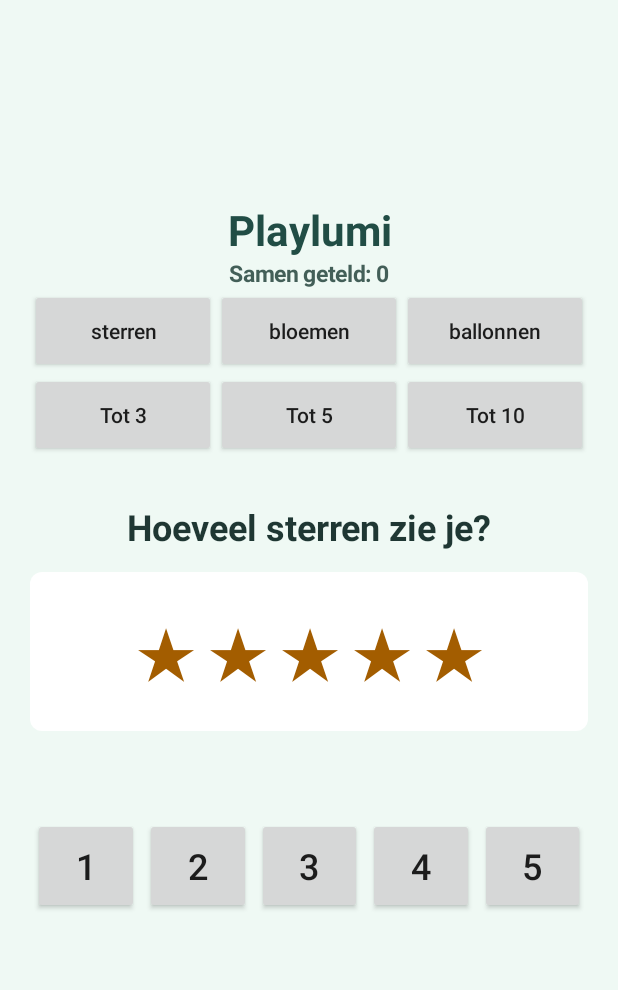
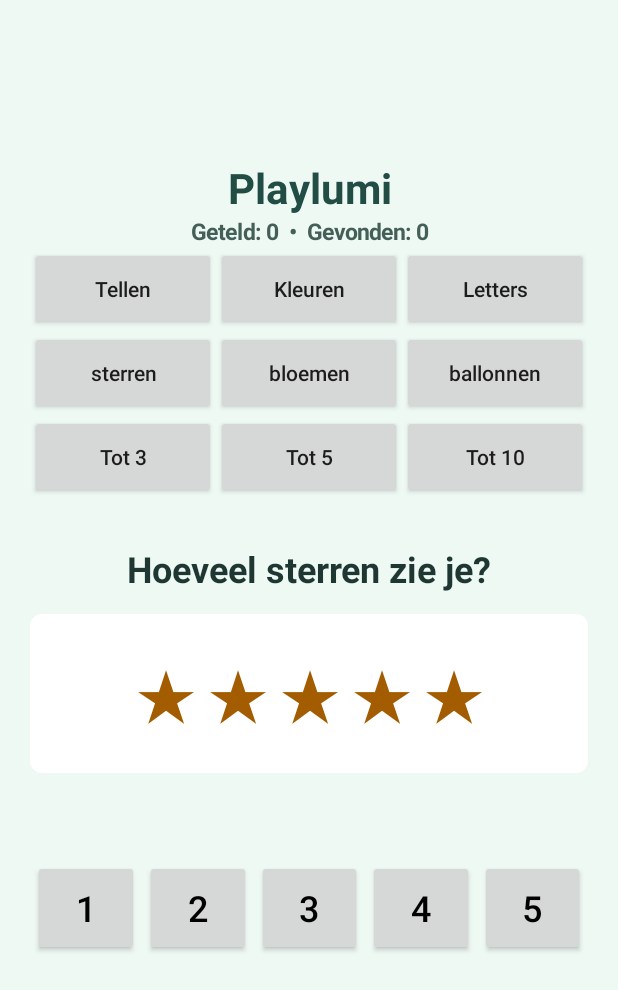
Before and after one commit to ashot978/Playlumi, an Android app: the screen it shows after launch (MainActivity), on a phone screen of 412 x 824 dp. Shown: the top 990 px of the screen. Run offline under Robolectric (Android 15) with nearby library versions, the phone set to English and light mode, and no system bars.

Commit message:
Add color and letter matching games

```diff
--- a/app/build.gradle
+++ b/app/build.gradle
@@ -7,8 +7,8 @@ android {
         applicationId 'nl.playlumi.app'
         minSdk 23
         targetSdk 35
-        versionCode 1
-        versionName '0.1.0'
+        versionCode 2
+        versionName '0.2.0'
     }
     compileOptions {
         sourceCompatibility JavaVersion.VERSION_17
--- a/app/src/main/java/nl/playlumi/app/MainActivity.java
+++ b/app/src/main/java/nl/playlumi/app/MainActivity.java
@@ -16,24 +16,39 @@ import java.util.Random;
 
 public class MainActivity extends Activity {
     private CountingGame game;
+    private MatchingGame colors, letters;
     private LinearLayout root;
+    private LinearLayout worlds, levels;
     private GridLayout choices;
     private TextView prompt, stars, feedback, progress;
     private Button next;
     private int completed;
     private String message = "";
     private int world;
+    private int mode;
+    private int matched;
     private static final String[] NAMES = {"sterren", "bloemen", "ballonnen"};
     private static final String[] SYMBOLS = {"★", "✿", "🎈"};
+    private static final String[] COLOR_NAMES = {"rood", "blauw", "groen", "geel"};
+    private static final String[] SHAPES = {"●", "■", "▲", "◆"};
+    private static final int[] COLOR_VALUES = {0xffb52727, 0xff1762a5, 0xff26773d, 0xff936800};
+    private static final String[] UPPER = {"A", "B", "M", "S", "O"};
+    private static final String[] LOWER = {"a", "b", "m", "s", "o"};
 
     @Override public void onCreate(Bundle state) {
         super.onCreate(state);
         game = new CountingGame(new Random());
+        colors = new MatchingGame(new Random(), COLOR_NAMES.length);
+        letters = new MatchingGame(new Random(), UPPER.length);
         game.setMaximum(getPreferences(MODE_PRIVATE).getInt("maximum", 5));
         world = getPreferences(MODE_PRIVATE).getInt("world", 0);
         completed = getPreferences(MODE_PRIVATE).getInt("completed", 0);
+        matched = getPreferences(MODE_PRIVATE).getInt("matched", 0);
         if (state != null) {
             game.restore(state.getInt("answer"), state.getBoolean("solved"));
+            colors.restore(state.getInt("color"), state.getBoolean("colorSolved"));
+            letters.restore(state.getInt("letter"), state.getBoolean("letterSolved"));
+            mode = state.getInt("mode");
             message = state.getString("message", "");
         }
         buildScreen();
@@ -43,6 +58,9 @@ public class MainActivity extends Activity {
     @Override protected void onSaveInstanceState(Bundle state) {
         state.putInt("answer", game.answer());
         state.putBoolean("solved", game.isSolved());
+        state.putInt("color", colors.answer()); state.putBoolean("colorSolved", colors.isSolved());
+        state.putInt("letter", letters.answer()); state.putBoolean("letterSolved", letters.isSolved());
+        state.putInt("mode", mode);
         state.putString("message", message);
         super.onSaveInstanceState(state);
     }
@@ -65,14 +83,22 @@ public class MainActivity extends Activity {
         scroll.addView(root); setContentView(scroll);
         TextView title = text("Playlumi", 28, Color.rgb(33, 77, 69)); root.addView(title);
         progress = text("", 15, Color.rgb(67, 95, 88)); root.addView(progress);
-        LinearLayout worlds = new LinearLayout(this); worlds.setGravity(Gravity.CENTER); root.addView(worlds);
+        LinearLayout games = new LinearLayout(this); games.setGravity(Gravity.CENTER); root.addView(games);
+        String[] gameNames = {"Tellen", "Kleuren", "Letters"};
+        for (int i = 0; i < gameNames.length; i++) {
+            final int selected = i;
+            Button b = new Button(this); b.setText(gameNames[i]); b.setAllCaps(false);
+            games.addView(b, new LinearLayout.LayoutParams(0, dp(56), 1));
+            b.setOnClickListener(v -> { mode = selected; message = ""; render(); });
+        }
+        worlds = new LinearLayout(this); worlds.setGravity(Gravity.CENTER); root.addView(worlds);
         for (int i = 0; i < NAMES.length; i++) {
             final int selected = i;
             Button b = new Button(this); b.setText(NAMES[i]); b.setAllCaps(false);
             worlds.addView(b, new LinearLayout.LayoutParams(0, dp(56), 1));
             b.setOnClickListener(v -> { world = selected; getPreferences(MODE_PRIVATE).edit().putInt("world", world).apply(); game.nextRound(); message = ""; render(); });
         }
-        LinearLayout levels = new LinearLayout(this); levels.setGravity(Gravity.CENTER); root.addView(levels);
+        levels = new LinearLayout(this); levels.setGravity(Gravity.CENTER); root.addView(levels);
         for (int limit : new int[]{3, 5, 10}) {
             Button b = new Button(this); b.setText("Tot " + limit); b.setAllCaps(false);
             levels.addView(b, new LinearLayout.LayoutParams(0, dp(56), 1));
@@ -92,25 +118,48 @@ public class MainActivity extends Activity {
         }
         next = new Button(this); next.setText("Nog een keer"); next.setTextSize(20); next.setAllCaps(false);
         LinearLayout.LayoutParams np = new LinearLayout.LayoutParams(-1, dp(64)); np.setMargins(0, dp(16), 0, 0); root.addView(next, np);
-        next.setOnClickListener(v -> { game.nextRound(); message = ""; render(); });
+        next.setOnClickListener(v -> { if (mode == 0) game.nextRound(); else if (mode == 1) colors.nextRound(); else letters.nextRound(); message = ""; render(); });
     }
     private void choose(int number) {
-        if (game.isSolved()) return;
-        if (game.choose(number)) {
-            completed++;
-            getPreferences(MODE_PRIVATE).edit().putInt("completed", completed).apply();
-            message = "✓ Goed geteld!";
+        boolean solved = mode == 0 ? game.isSolved() : mode == 1 ? colors.isSolved() : letters.isSolved();
+        if (solved) return;
+        boolean correct = mode == 0 ? game.choose(number) : mode == 1 ? colors.choose(number - 1) : letters.choose(number - 1);
+        if (correct) {
+            if (mode == 0) { completed++; getPreferences(MODE_PRIVATE).edit().putInt("completed", completed).apply(); }
+            else { matched++; getPreferences(MODE_PRIVATE).edit().putInt("matched", matched).apply(); }
+            message = "✓ Goed gedaan!";
         } else message = "Probeer het nog eens.";
         render(); feedback.announceForAccessibility(message);
     }
     private void render() {
-        StringBuilder display = new StringBuilder();
-        for (int i = 0; i < game.answer(); i++) { if (i > 0) display.append(i % 5 == 0 ? '\n' : ' '); display.append(SYMBOLS[world]); }
-        prompt.setText("Hoeveel " + NAMES[world] + " zie je?");
-        stars.setText(display.toString()); stars.setContentDescription(game.answer() + " " + NAMES[world]);
-        progress.setText("Samen geteld: " + completed);
+        worlds.setVisibility(mode == 0 ? View.VISIBLE : View.GONE);
+        levels.setVisibility(mode == 0 ? View.VISIBLE : View.GONE);
+        int count = mode == 0 ? game.maximum() : mode == 1 ? COLOR_NAMES.length : LOWER.length;
+        boolean solved = mode == 0 ? game.isSolved() : mode == 1 ? colors.isSolved() : letters.isSolved();
+        stars.setTextColor(mode == 1 ? COLOR_VALUES[colors.answer()] : Color.rgb(163, 93, 0));
+        if (mode == 0) {
+            StringBuilder display = new StringBuilder();
+            for (int i = 0; i < game.answer(); i++) { if (i > 0) display.append(i % 5 == 0 ? '\n' : ' '); display.append(SYMBOLS[world]); }
+            prompt.setText("Hoeveel " + NAMES[world] + " zie je?");
+            stars.setText(display.toString()); stars.setContentDescription(game.answer() + " " + NAMES[world]);
+        } else if (mode == 1) {
+            prompt.setText("Zoek dezelfde kleur en vorm");
+            stars.setText(SHAPES[colors.answer()]); stars.setContentDescription(COLOR_NAMES[colors.answer()] + " " + SHAPES[colors.answer()]);
+        } else {
+            prompt.setText("Zoek de kleine letter");
+            stars.setText(UPPER[letters.answer()]); stars.setContentDescription("Hoofdletter " + UPPER[letters.answer()]);
+        }
+        progress.setText("Geteld: " + completed + "  •  Gevonden: " + matched);
         feedback.setText(message);
-        for (int i = 0; i < choices.getChildCount(); i++) { choices.getChildAt(i).setVisibility(i < game.maximum() ? View.VISIBLE : View.GONE); choices.getChildAt(i).setEnabled(!game.isSolved()); }
-        next.setVisibility(game.isSolved() ? View.VISIBLE : View.INVISIBLE);
+        for (int i = 0; i < choices.getChildCount(); i++) {
+            Button b = (Button) choices.getChildAt(i);
+            b.setVisibility(i < count ? View.VISIBLE : View.GONE); b.setEnabled(!solved);
+            if (i < count) {
+                String label = mode == 0 ? String.valueOf(i + 1) : mode == 1 ? SHAPES[i] : LOWER[i];
+                b.setText(label); b.setTextColor(mode == 1 ? COLOR_VALUES[i] : Color.BLACK);
+                b.setContentDescription(mode == 1 ? COLOR_NAMES[i] + " " + SHAPES[i] : "Antwoord " + label);
+            }
+        }
+        next.setVisibility(solved ? View.VISIBLE : View.INVISIBLE);
     }
 }
--- /dev/null
+++ b/app/src/main/java/nl/playlumi/app/MatchingGame.java
@@ -0,0 +1,36 @@
+package nl.playlumi.app;
+
+import java.util.Random;
+
+public final class MatchingGame {
+    private final Random random;
+    private final int size;
+    private int answer = -1;
+    private boolean solved;
+
+    public MatchingGame(Random random, int size) {
+        if (size < 2) throw new IllegalArgumentException("size");
+        this.random = random;
+        this.size = size;
+        nextRound();
+    }
+    public int answer() { return answer; }
+    public boolean isSolved() { return solved; }
+    public boolean choose(int choice) {
+        if (solved || choice != answer) return false;
+        solved = true;
+        return true;
+    }
+    public void nextRound() {
+        int next = random.nextInt(size - 1);
+        if (answer >= 0 && next >= answer) next++;
+        else if (answer < 0) next = random.nextInt(size);
+        answer = next;
+        solved = false;
+    }
+    public void restore(int answer, boolean solved) {
+        if (answer < 0 || answer >= size) throw new IllegalArgumentException("answer");
+        this.answer = answer;
+        this.solved = solved;
+    }
+}
```
Also changed, not shown: 2 other files.
